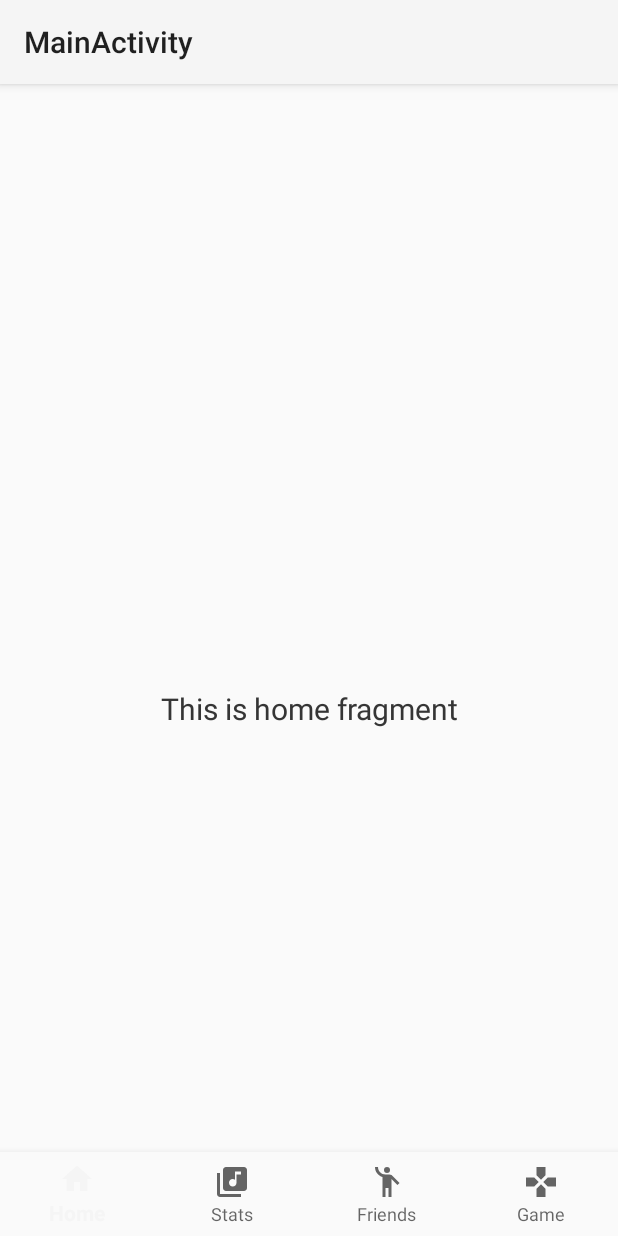
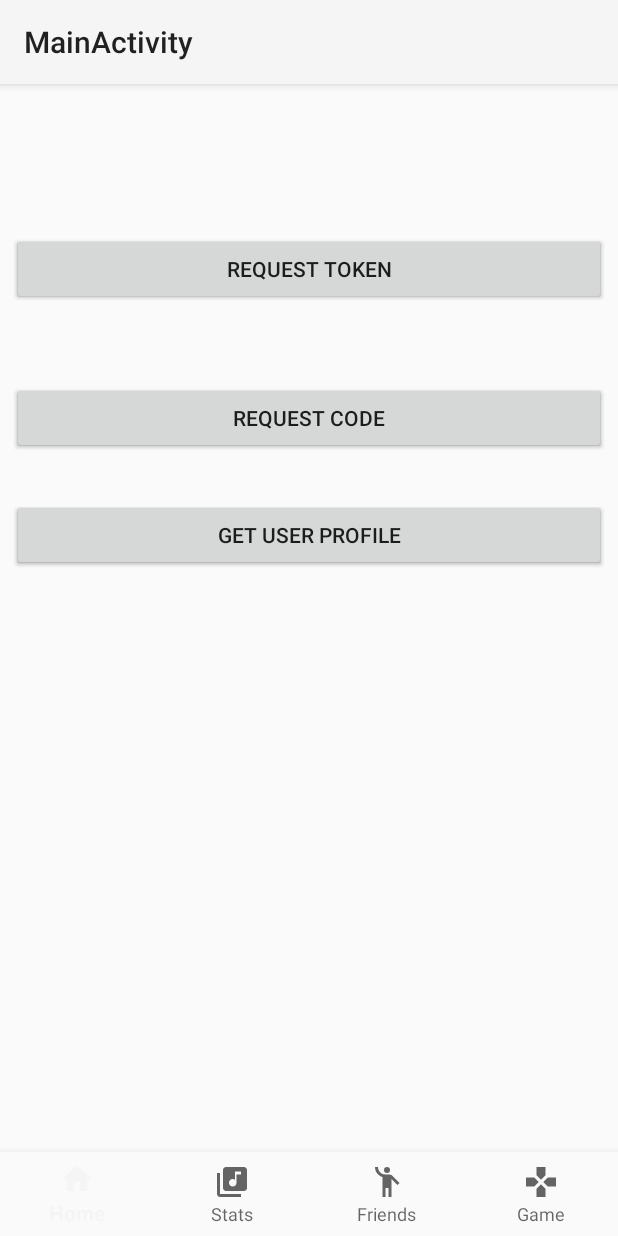
Before and after one commit to wlu314/Spotify-Stats-Tool, an Android app: the screen it shows after launch (MainActivity), on a phone screen of 412 x 824 dp. Run offline under Robolectric (Android 15) with nearby library versions, the phone set to English and light mode, and no system bars; our stand-ins replace navigation-ui; 2 statements that could not run were skipped.

Commit message:
Set up basic SPOTIFY API

```diff
--- a/app/build.gradle.kts
+++ b/app/build.gradle.kts
@@ -85,4 +85,7 @@ dependencies {
     //For SPOTIFY API
     implementation(files("libs/spotify-app-remote-release-0.8.0.aar"))
     implementation("com.google.code.gson:gson:2.6.1")
+    implementation ("com.spotify.android:auth:2.1.1")
+    implementation ("com.squareup.okhttp3:okhttp:4.9.3")
+
 }
--- a/app/src/main/res/layout/fragment_home.xml
+++ b/app/src/main/res/layout/fragment_home.xml
@@ -2,21 +2,64 @@
 <androidx.constraintlayout.widget.ConstraintLayout xmlns:android="http://schemas.android.com/apk/res/android"
     xmlns:app="http://schemas.android.com/apk/res-auto"
     xmlns:tools="http://schemas.android.com/tools"
+    android:id="@+id/activity_main"
     android:layout_width="match_parent"
     android:layout_height="match_parent"
-    tools:context=".ui.home.HomeFragment">
+    tools:context=".MainActivity">
 
-    <TextView
-        android:id="@+id/text_home"
+    <LinearLayout
         android:layout_width="match_parent"
-        android:layout_height="wrap_content"
-        android:layout_marginStart="8dp"
-        android:layout_marginTop="8dp"
-        android:layout_marginEnd="8dp"
-        android:textAlignment="center"
-        android:textSize="20sp"
-        app:layout_constraintBottom_toBottomOf="parent"
-        app:layout_constraintEnd_toEndOf="parent"
-        app:layout_constraintStart_toStartOf="parent"
-        app:layout_constraintTop_toTopOf="parent" />
+        android:layout_height="match_parent"
+        android:orientation="vertical">
+
+        <TextView
+            android:id="@+id/token_text_view"
+            android:layout_width="match_parent"
+            android:layout_height="wrap_content"
+            android:layout_margin="8dp"
+            tools:text="Token:" />
+
+        <Button
+            android:id="@+id/token_btn"
+            android:layout_width="match_parent"
+            android:layout_height="wrap_content"
+            android:layout_margin="8dp"
+            android:text="Request Token" />
+
+        <TextView
+            android:id="@+id/code_text_view"
+            android:layout_width="match_parent"
+            android:layout_height="wrap_content"
+            android:layout_margin="8dp"
+            tools:text="Code:" />
+
+        <Button
+            android:id="@+id/code_btn"
+            android:layout_width="match_parent"
+            android:layout_height="wrap_content"
+            android:layout_margin="8dp"
+            android:text="Request Code" />
+
+        <TextView
+            android:id="@+id/response_text_view"
+            android:layout_width="match_parent"
+            android:layout_height="wrap_content"
+            android:textSize="10sp"
+            tools:text="Line 1\nLine 2\nLine 3" />
+
+        <LinearLayout
+            android:layout_width="match_parent"
+            android:layout_height="wrap_content">
+
+            <Button
+                android:id="@+id/profile_btn"
+                android:layout_width="0dp"
+                android:layout_height="wrap_content"
+                android:layout_gravity="center_vertical"
+                android:layout_margin="8dp"
+                android:layout_weight="1"
+                android:text="Get User Profile" />
+        </LinearLayout>
+    </LinearLayout>
+
 </androidx.constraintlayout.widget.ConstraintLayout>
```
Also changed, not shown: app/src/main/java/com/example/code/SpotifyApi.java (+26 -0 lines).
